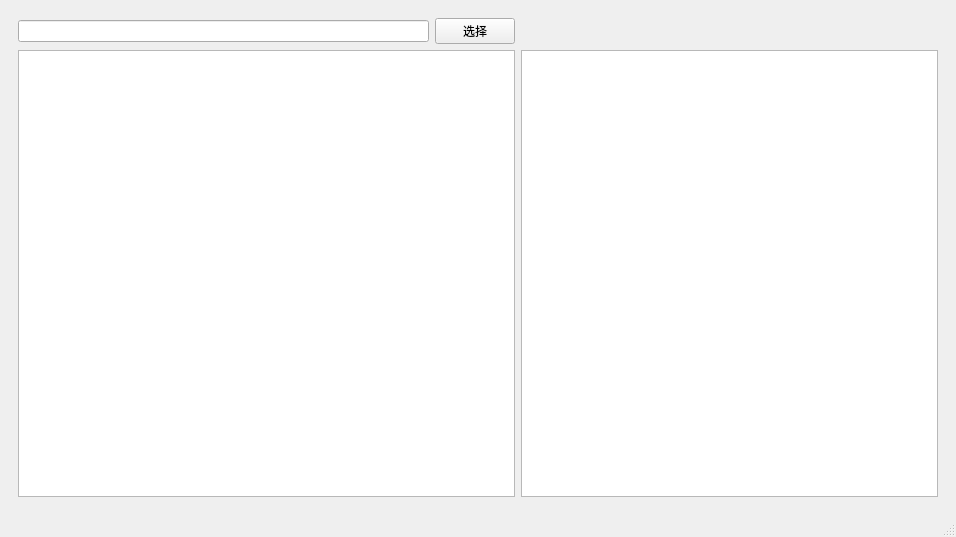
Before: the Qt Designer form mainwindow.ui in Leun9/code-ana, drawn with Qt 5.
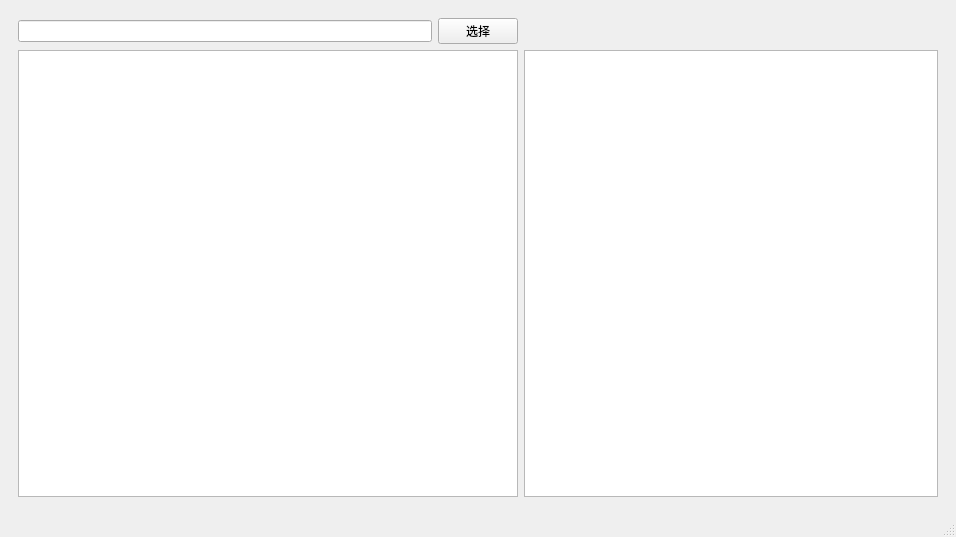
After: the same form once the commit is applied. The open tabs and pages were chosen to show the change.

```diff
--- a/mainwindow.ui
+++ b/mainwindow.ui
@@ -15,7 +15,7 @@
   </property>
   <widget class="QWidget" name="centralwidget">
    <layout class="QGridLayout" name="gridLayout_2">
-    <item row="0" column="0">
+    <item row="1" column="0">
      <widget class="QStackedWidget" name="stackedWidget">
       <widget class="QWidget" name="pLexAna">
        <layout class="QGridLayout" name="gridLayout">
@@ -50,7 +50,72 @@
         </item>
        </layout>
       </widget>
-      <widget class="QWidget" name="pHomDet"/>
+      <widget class="QWidget" name="pHomDet">
+       <layout class="QGridLayout" name="gridLayout_3">
+        <item row="0" column="0">
+         <widget class="QLineEdit" name="leHomSrcPath"/>
+        </item>
+        <item row="2" column="0" colspan="2">
+         <widget class="QTextEdit" name="teHomSrc"/>
+        </item>
+        <item row="0" column="3">
+         <widget class="QPushButton" name="btnHomDst">
+          <property name="text">
+           <string>选择</string>
+          </property>
+         </widget>
+        </item>
+        <item row="0" column="2">
+         <widget class="QLineEdit" name="leHomDstPath"/>
+        </item>
+        <item row="2" column="2" colspan="2">
+         <widget class="QTextEdit" name="teHomDst"/>
+        </item>
+        <item row="0" column="1">
+         <widget class="QPushButton" name="btnHomSrc">
+          <property name="text">
+           <string>选择</string>
+          </property>
+         </widget>
+        </item>
+        <item row="2" column="4">
+         <widget class="QTextEdit" name="textHomInfo"/>
+        </item>
+       </layout>
+      </widget>
+      <widget class="QWidget" name="pCfgExt">
+       <layout class="QGridLayout" name="gridLayout_4">
+        <item row="0" column="0">
+         <widget class="QLineEdit" name="leCfgSrcPath"/>
+        </item>
+        <item row="0" column="1">
+         <widget class="QPushButton" name="btnCfgSrcPath">
+          <property name="text">
+           <string>选择</string>
+          </property>
+         </widget>
+        </item>
+        <item row="0" column="2">
+         <spacer name="horizontalSpacer_2">
+          <property name="orientation">
+           <enum>Qt::Horizontal</enum>
+          </property>
+          <property name="sizeHint" stdset="0">
+           <size>
+            <width>399</width>
+            <height>20</height>
+           </size>
+          </property>
+         </spacer>
+        </item>
+        <item row="1" column="0" colspan="2">
+         <widget class="QTextEdit" name="teCfgSrc"/>
+        </item>
+        <item row="1" column="2">
+         <widget class="QTextEdit" name="teCfgSrcInfo"/>
+        </item>
+       </layout>
+      </widget>
      </widget>
     </item>
    </layout>
```
